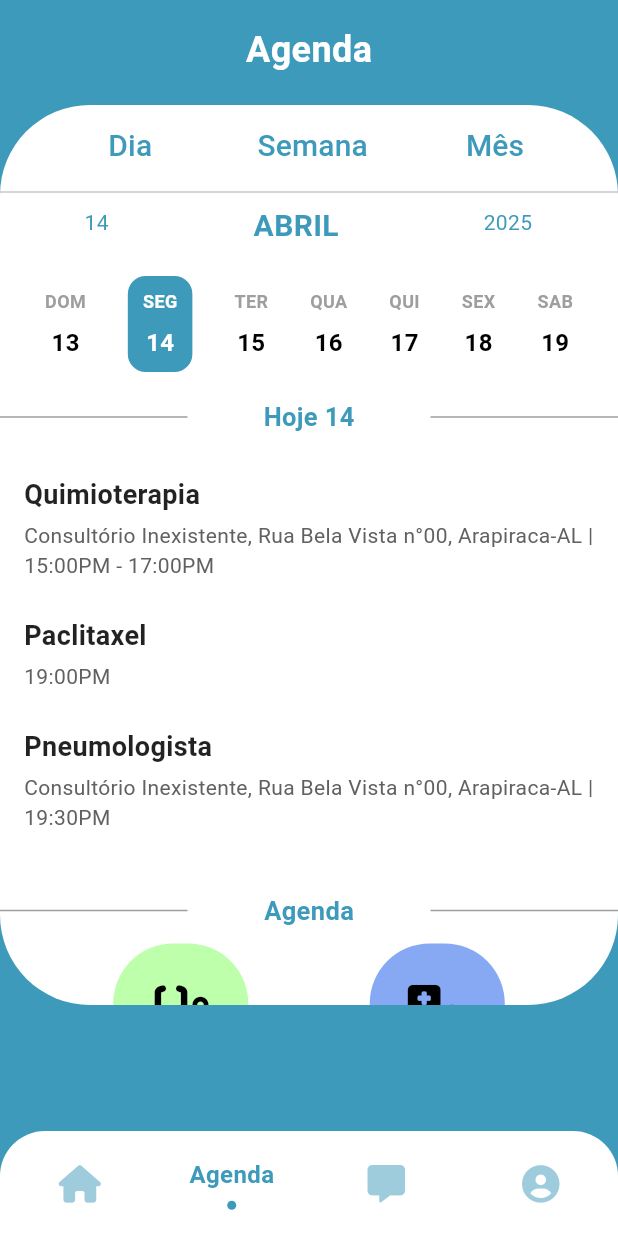
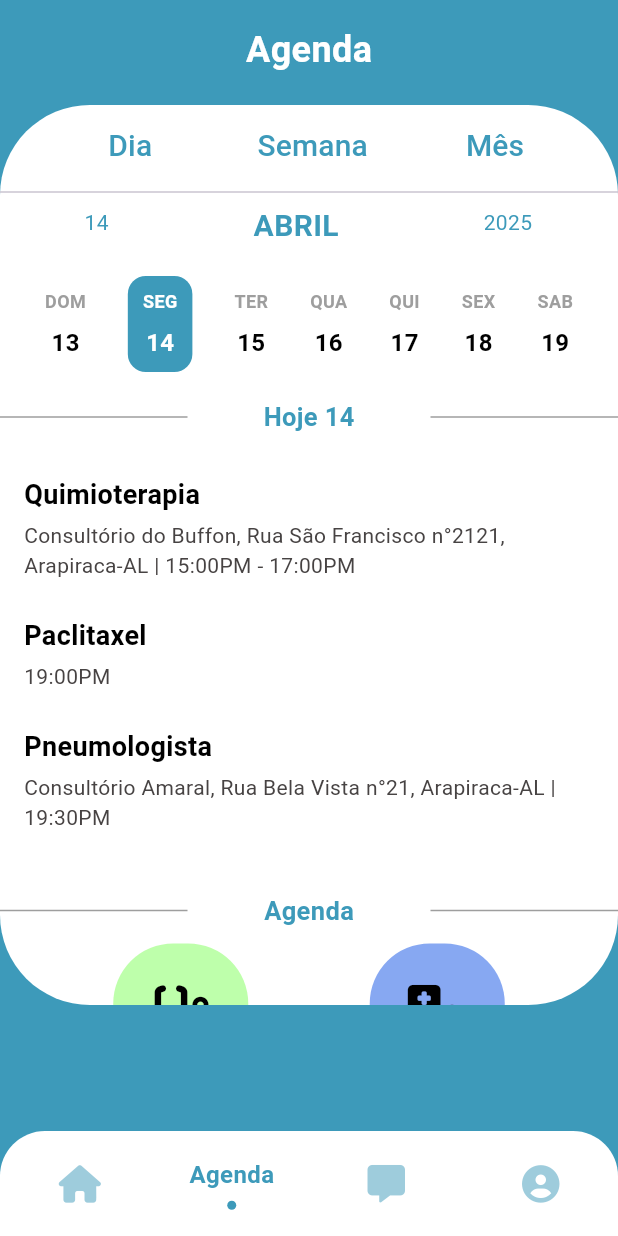
Before and after one commit to Lailasp/projeto, a Flutter app: the screen it shows after launch, on a phone screen of 412 x 824 dp. Run offline on Flutter 3.47's test engine with Material 3 defaults, Android fonts, the phone set to English and light mode, and no system bars; drawn by our look-alikes of sliding_clipped_nav_bar; our stand-ins replace font_awesome_flutter, sqflite; accounts and stored records are empty.

Commit message:
The Last alterações

```diff
--- a/lib/agendaSemana.dart
+++ b/lib/agendaSemana.dart
@@ -214,7 +214,6 @@ class _AgendaSemanaState extends State<AgendaSemana> {
                     width: double.infinity,
                     height: 275,
                     child: ListView.builder(
-                      padding: EdgeInsets.zero,
                       itemCount: agendamentosDoDia.length,
                       itemBuilder: (context, i) {
                         return CardAgendamento(agendamento: agendamentosDoDia[i]);
--- a/lib/db/agenda_db_helper.dart
+++ b/lib/db/agenda_db_helper.dart
@@ -30,19 +30,19 @@ class DBHelper {
     await db.execute(sql);
 
 
-    sql = "INSERT INTO AGENDAMENTO (titulo, detalhes, data) VALUES ('Quimioterapia', 'Consultório Inexistente, Rua Bela Vista n°00, Arapiraca-AL | 15:00PM - 17:00PM', '2025-04-14');";
+    sql = "INSERT INTO AGENDAMENTO (titulo, detalhes, data) VALUES ('Quimioterapia', 'Consultório do Buffon, Rua São Francisco n°2121, Arapiraca-AL | 15:00PM - 17:00PM', '2025-04-14');";
     await db.execute(sql);
 
     sql = "INSERT INTO AGENDAMENTO (titulo, detalhes, data) VALUES ('Paclitaxel', '19:00PM', '2025-04-14');";
     await db.execute(sql);
 
-    sql = "INSERT INTO AGENDAMENTO (titulo, detalhes, data) VALUES ('Pneumologista', 'Consultório Inexistente, Rua Bela Vista n°00, Arapiraca-AL | 19:30PM', '2025-04-14');";
+    sql = "INSERT INTO AGENDAMENTO (titulo, detalhes, data) VALUES ('Pneumologista', 'Consultório Amaral, Rua Bela Vista n°21, Arapiraca-AL | 19:30PM', '2025-04-14');";
     await db.execute(sql);
 
-    sql = "INSERT INTO AGENDAMENTO (titulo, detalhes, data) VALUES ('Pneumologista', 'Consultório Inexistente, Rua Bela Vista n°00, Arapiraca-AL | 19:30PM', '2025-04-14');";
+    sql = "INSERT INTO AGENDAMENTO (titulo, detalhes, data) VALUES ('Cardiologista', 'Consultório Inexistente, Rua Bela Vista n°00, Arapiraca-AL | 19:30PM', '2025-04-14');";
     await db.execute(sql);
 
-    sql = "INSERT INTO AGENDAMENTO (titulo, detalhes, data) VALUES ('Pneumologista', 'Consultório Inexistente, Rua Bela Vista n°00, Arapiraca-AL | 19:30PM', '2025-04-15');";
+    sql = "INSERT INTO AGENDAMENTO (titulo, detalhes, data) VALUES ('Pneumologista', 'Consultório Amaral, Rua Bela Vista n°21, Arapiraca-AL | 19:30PM', '2025-04-15');";
     await db.execute(sql);
   }
 }
--- a/lib/db/agendamentos_dao.dart
+++ b/lib/db/agendamentos_dao.dart
@@ -7,8 +7,8 @@ class AgendamentosDao {
   Future<List<Agendamento>> getAgendamentosPorData(String data) async {
     Database db = await DBHelper().initDB();
 
-    String sql = 'SELECT * FROM AGENDAMENTO WHERE data = ?;';
-    var result = await db.rawQuery(sql, [data]);
+    String sql = "SELECT * FROM AGENDAMENTO WHERE data = '$data'";
+    var result = await db.rawQuery(sql);
     print(result);
     List<Agendamento> lista = [];
     for (var json in result) {
--- a/lib/widgets/card_agendamento.dart
+++ b/lib/widgets/card_agendamento.dart
@@ -16,10 +16,10 @@ class CardAgendamento extends StatelessWidget {
       child: Column(
         crossAxisAlignment: CrossAxisAlignment.start,
         children: [
-          Text(agendamento.titulo, style: TextStyle(fontSize: 18, fontWeight: FontWeight.bold, color: Colors.black87,),
+          Text(agendamento.titulo, style: TextStyle(fontSize: 18, fontWeight: FontWeight.bold, color: Colors.black,),
           ),
           SizedBox(height: 4),
-          Text(agendamento.detalhes, style: TextStyle(fontSize: 14, color: Colors.grey[700],),
+          Text(agendamento.detalhes, style: TextStyle(fontSize: 14, color: Color(0xFF474343),),
           ),
         ],
       ),
```
